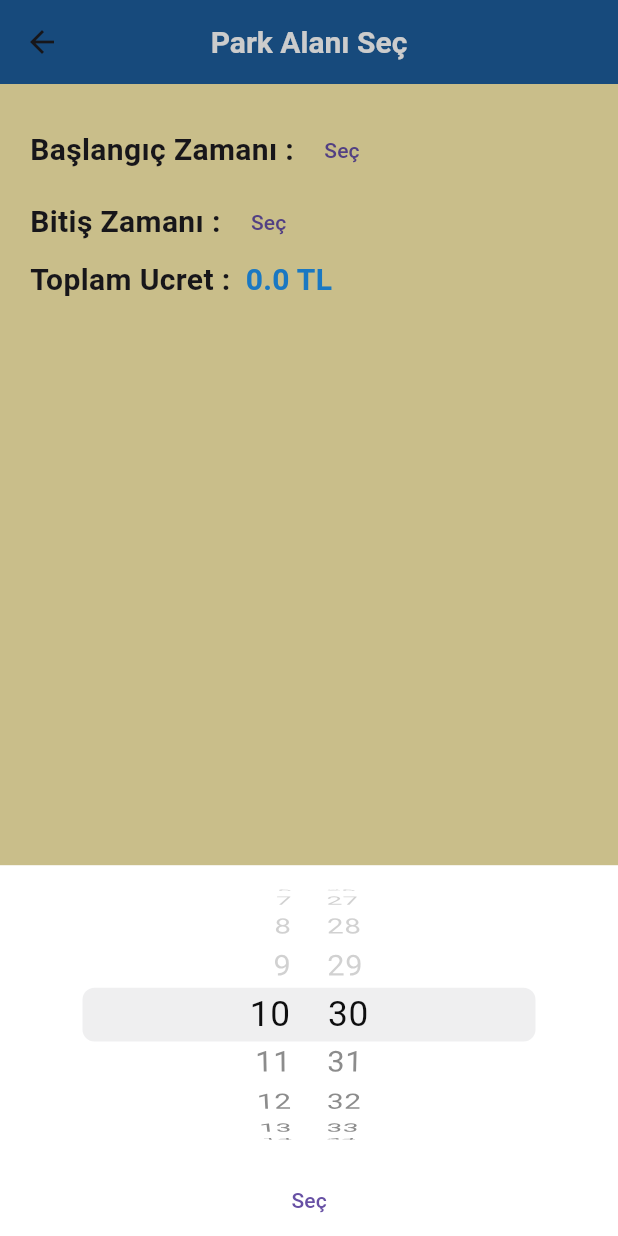
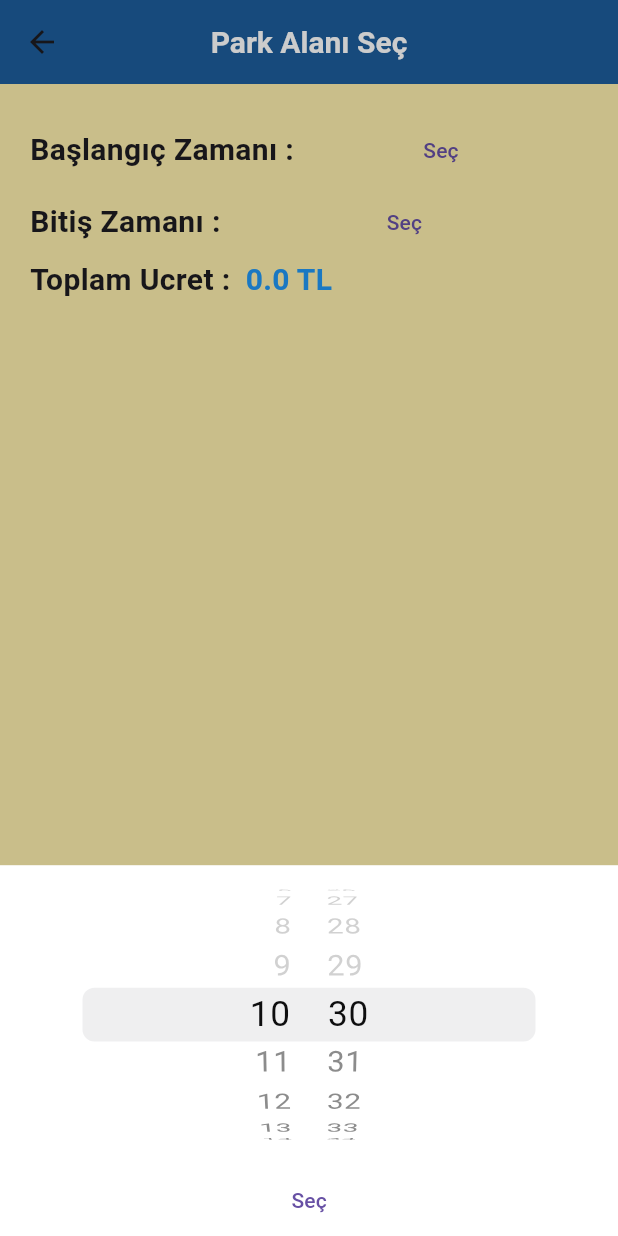
Before and after one commit to Osmankayan32/parkez, a Flutter app: the ParkOnaylama screen opened directly with empty values, after a tap on "Seç", on a phone screen of 412 x 824 dp. Run offline on Flutter 3.47's test engine with Material 3 defaults, Android fonts, the phone set to English and light mode, and no system bars; our stand-ins replace auto_size_text, cloud_firestore, firebase_auth, firebase_core, flutter_riverpod, flutter_svg and 6 more; accounts and stored records are empty.

```diff
--- a/lib/views/kullanici_park_detay/widgets/park_onaylama_widget.dart
+++ b/lib/views/kullanici_park_detay/widgets/park_onaylama_widget.dart
@@ -1,7 +1,9 @@
 import 'dart:developer';
 
+import 'package:auto_size_text/auto_size_text.dart';
 import 'package:flutter/cupertino.dart';
 import 'package:flutter/material.dart';
+import 'package:flutter/widgets.dart';
 import 'package:flutter_riverpod/flutter_riverpod.dart';
 import 'package:intl/intl.dart';
 import 'package:login_screen/views/kullanici_park_detay/controller/kullanici_park_controller.dart';
@@ -95,7 +97,8 @@ class _ParkOnaylamaState extends State<ParkOnaylama> {
                 Row(
                   children: [
                     Text("Başlangıç Zamanı :", style: _style),
-                    TextButton(
+                    Expanded(
+                      child: TextButton(
                           onPressed: () {
                             DateTime date = DateTime.now();
                             ExCupertinoDatePicker.showPicker(context, mode: CupertinoDatePickerMode.time, minimumDate: DateTime.now(),
@@ -111,16 +114,19 @@ class _ParkOnaylamaState extends State<ParkOnaylama> {
                           },
                           child: baslangicZamani == null
                               ? const Text("Seç")
-                            : Text(
+                              : AutoSizeText(
+                                  maxLines: 1,
                                   formatDate(baslangicZamani!),
                                   style: _style2,
                                 )),
+                    ),
                   ],
                 ),
                 Row(
                   children: [
                     Text("Bitiş Zamanı :", style: _style),
-                    TextButton(
+                    Expanded(
+                      child: TextButton(
                           onPressed: () {
                             DateTime date = DateTime.now();
                             ExCupertinoDatePicker.showPicker(context, minimumDate: DateTime.now(), onDateTimeChanged: (dateTime) {
@@ -136,10 +142,11 @@ class _ParkOnaylamaState extends State<ParkOnaylama> {
                           },
                           child: bitisZamani == null
                               ? const Text("Seç")
-                            : Text(
+                              : AutoSizeText(
                                   formatDate(bitisZamani!),
                                   style: _style2,
                                 )),
+                    ),
                   ],
                 ),
                 Row(
--- a/lib/views/park_screen/controller/park_screen_controller.dart
+++ b/lib/views/park_screen/controller/park_screen_controller.dart
@@ -27,4 +27,9 @@ class ParkScreenController extends ChangeNotifier {
       builder: (context) => KullaniciParkDetayScreen(otoparkModel: model, plaka: plaka),
     ));
   }
+  void haritadanDon(BuildContext context, OtoparkModel model, String plaka) {
+    Navigator.of(context).pushReplacement(MaterialPageRoute(
+      builder: (context) => KullaniciParkDetayScreen(otoparkModel: model, plaka: plaka),
+    ));
+  }
 }
--- a/pubspec.yaml
+++ b/pubspec.yaml
@@ -46,6 +46,7 @@ dependencies:
   intl: ^0.19.0
   geolocator: ^12.0.0
   permission_handler: ^11.3.1
+  auto_size_text: ^3.0.0
 
 dev_dependencies:
   flutter_test:
```
Also changed, not shown: lib/views/map_screen/widgets/goole_maps_widget.dart (+7 -0 lines), lib/views/park_screen/park_screen.dart (+36 -4 lines), pubspec.lock. Lines whose indentation alone changed are shown as unchanged.
